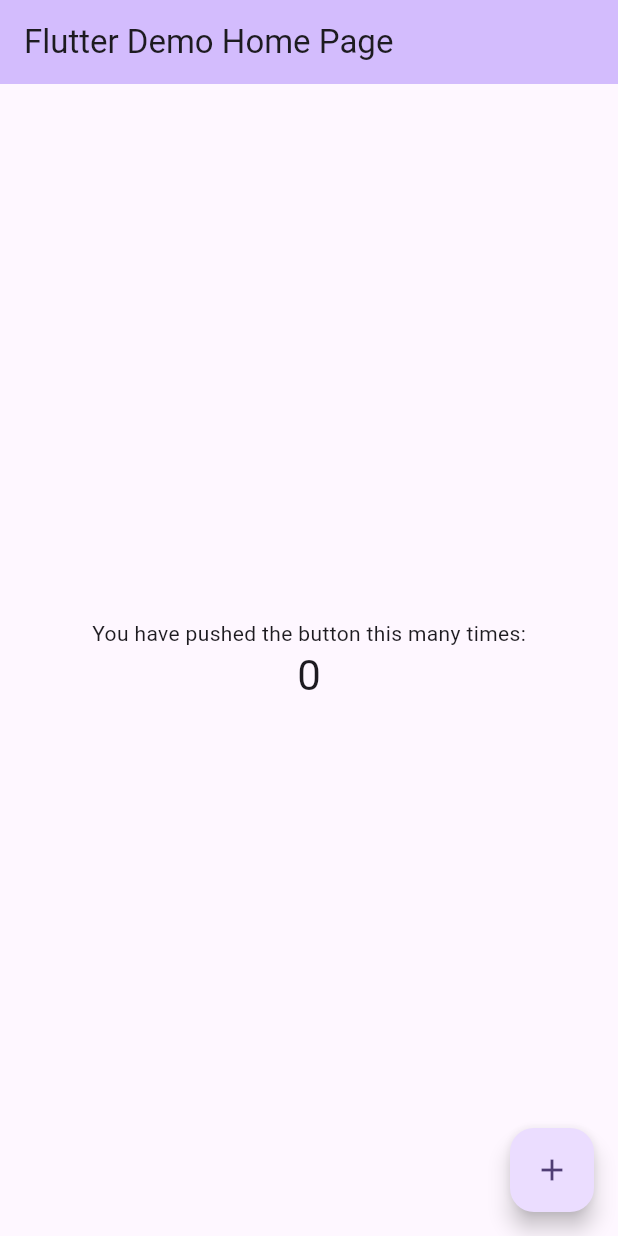
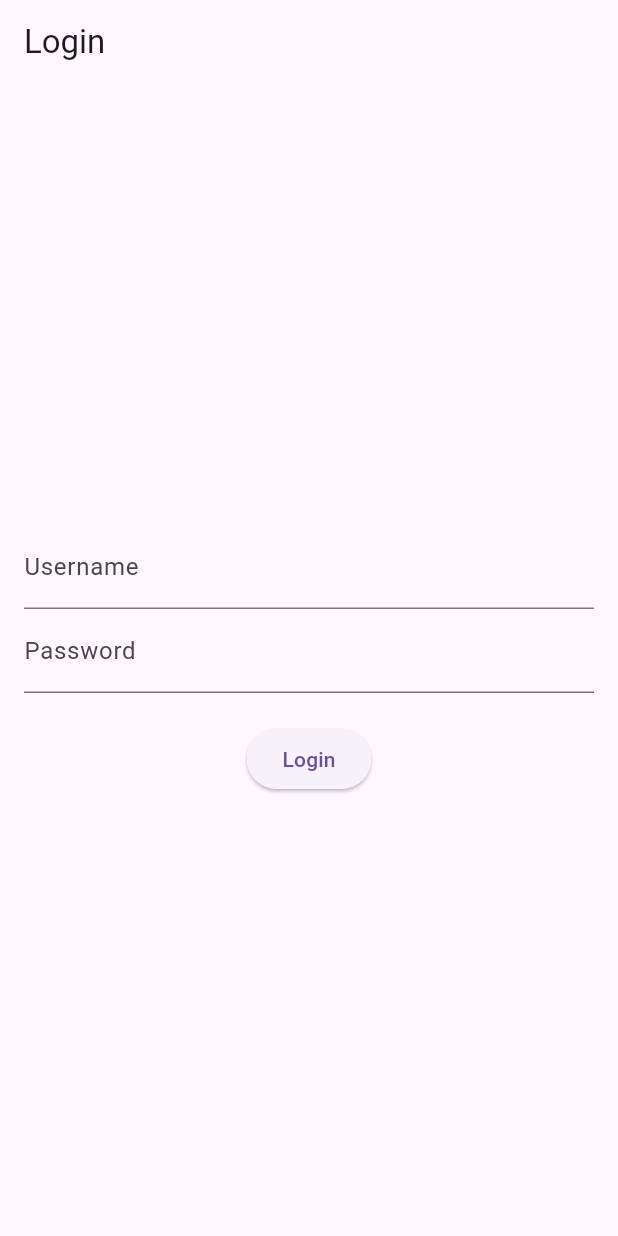
Before and after one commit to Masulaa/EcoConnect, a Flutter app: the screen it shows after launch, on a phone screen of 412 x 824 dp. Run offline on Flutter 3.47's test engine with Material 3 defaults, Android fonts, the phone set to English and light mode, and no system bars.

Commit message:
Make login dummy page

```diff
--- a/lib/main.dart
+++ b/lib/main.dart
@@ -1,125 +1,19 @@
 import 'package:flutter/material.dart';
+import 'screens/login_screen.dart';
 
 void main() {
-  runApp(const MyApp());
+  runApp(MyApp());
 }
 
 class MyApp extends StatelessWidget {
-  const MyApp({super.key});
-
-  // This widget is the root of your application.
   @override
   Widget build(BuildContext context) {
     return MaterialApp(
-      title: 'Flutter Demo',
+      title: 'Flutter Login App',
       theme: ThemeData(
-        // This is the theme of your application.
-        //
-        // TRY THIS: Try running your application with "flutter run". You'll see
-        // the application has a purple toolbar. Then, without quitting the app,
-        // try changing the seedColor in the colorScheme below to Colors.green
-        // and then invoke "hot reload" (save your changes or press the "hot
-        // reload" button in a Flutter-supported IDE, or press "r" if you used
-        // the command line to start the app).
-        //
-        // Notice that the counter didn't reset back to zero; the application
-        // state is not lost during the reload. To reset the state, use hot
-        // restart instead.
-        //
-        // This works for code too, not just values: Most code changes can be
-        // tested with just a hot reload.
-        colorScheme: ColorScheme.fromSeed(seedColor: Colors.deepPurple),
-        useMaterial3: true,
+        primarySwatch: Colors.blue,
       ),
-      home: const MyHomePage(title: 'Flutter Demo Home Page'),
+      home: LoginScreen(),
     );
   }
 }
-
-class MyHomePage extends StatefulWidget {
-  const MyHomePage({super.key, required this.title});
-
-  // This widget is the home page of your application. It is stateful, meaning
-  // that it has a State object (defined below) that contains fields that affect
-  // how it looks.
-
-  // This class is the configuration for the state. It holds the values (in this
-  // case the title) provided by the parent (in this case the App widget) and
-  // used by the build method of the State. Fields in a Widget subclass are
-  // always marked "final".
-
-  final String title;
-
-  @override
-  State<MyHomePage> createState() => _MyHomePageState();
-}
-
-class _MyHomePageState extends State<MyHomePage> {
-  int _counter = 0;
-
-  void _incrementCounter() {
-    setState(() {
-      // This call to setState tells the Flutter framework that something has
-      // changed in this State, which causes it to rerun the build method below
-      // so that the display can reflect the updated values. If we changed
-      // _counter without calling setState(), then the build method would not be
-      // called again, and so nothing would appear to happen.
-      _counter++;
-    });
-  }
-
-  @override
-  Widget build(BuildContext context) {
-    // This method is rerun every time setState is called, for instance as done
-    // by the _incrementCounter method above.
-    //
-    // The Flutter framework has been optimized to make rerunning build methods
-    // fast, so that you can just rebuild anything that needs updating rather
-    // than having to individually change instances of widgets.
-    return Scaffold(
-      appBar: AppBar(
-        // TRY THIS: Try changing the color here to a specific color (to
-        // Colors.amber, perhaps?) and trigger a hot reload to see the AppBar
-        // change color while the other colors stay the same.
-        backgroundColor: Theme.of(context).colorScheme.inversePrimary,
-        // Here we take the value from the MyHomePage object that was created by
-        // the App.build method, and use it to set our appbar title.
-        title: Text(widget.title),
-      ),
-      body: Center(
-        // Center is a layout widget. It takes a single child and positions it
-        // in the middle of the parent.
-        child: Column(
-          // Column is also a layout widget. It takes a list of children and
-          // arranges them vertically. By default, it sizes itself to fit its
-          // children horizontally, and tries to be as tall as its parent.
-          //
-          // Column has various properties to control how it sizes itself and
-          // how it positions its children. Here we use mainAxisAlignment to
-          // center the children vertically; the main axis here is the vertical
-          // axis because Columns are vertical (the cross axis would be
-          // horizontal).
-          //
-          // TRY THIS: Invoke "debug painting" (choose the "Toggle Debug Paint"
-          // action in the IDE, or press "p" in the console), to see the
-          // wireframe for each widget.
-          mainAxisAlignment: MainAxisAlignment.center,
-          children: <Widget>[
-            const Text(
-              'You have pushed the button this many times:',
-            ),
-            Text(
-              '$_counter',
-              style: Theme.of(context).textTheme.headlineMedium,
-            ),
-          ],
-        ),
-      ),
-      floatingActionButton: FloatingActionButton(
-        onPressed: _incrementCounter,
-        tooltip: 'Increment',
-        child: const Icon(Icons.add),
-      ), // This trailing comma makes auto-formatting nicer for build methods.
-    );
-  }
-}
--- /dev/null
+++ b/lib/screens/login_screen.dart
@@ -0,0 +1,31 @@
+import 'package:flutter/material.dart';
+
+class LoginScreen extends StatelessWidget {
+  @override
+  Widget build(BuildContext context) {
+    return Scaffold(
+      appBar: AppBar(title: Text('Login')),
+      body: Padding(
+        padding: const EdgeInsets.all(16.0),
+        child: Column(
+          mainAxisAlignment: MainAxisAlignment.center,
+          children: <Widget>[
+            TextFormField(
+              decoration: InputDecoration(labelText: 'Username'),
+            ),
+            TextFormField(
+              obscureText: true,
+              decoration: InputDecoration(labelText: 'Password'),
+            ),
+            SizedBox(height: 20),
+            ElevatedButton(
+              onPressed: () {
+              },
+              child: Text('Login'),
+            ),
+          ],
+        ),
+      ),
+    );
+  }
+}
```
